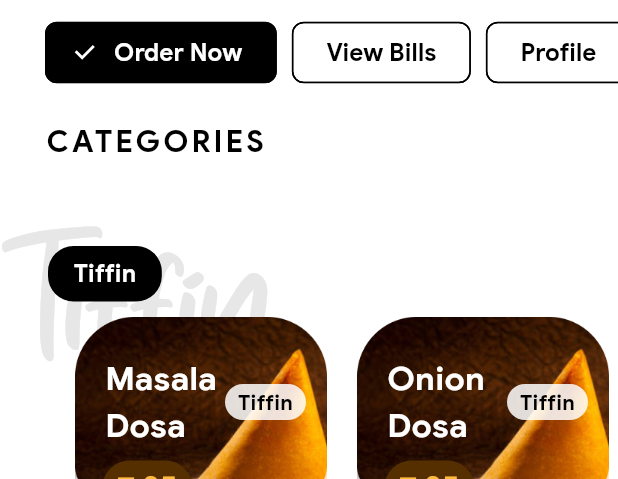
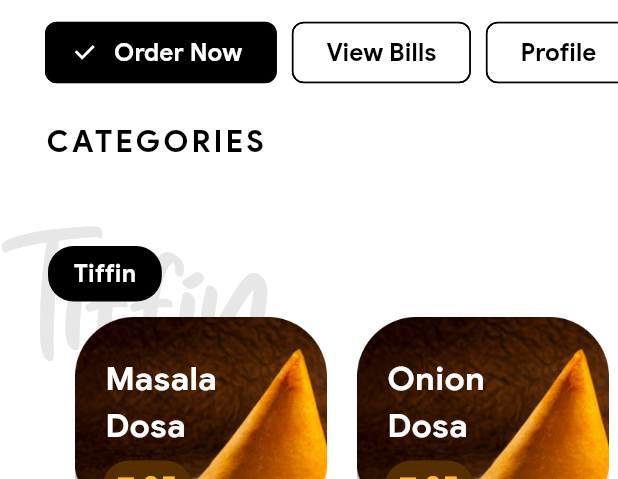
Before and after one commit to TheR3dWizard/paperless-canteen, a Flutter app: the screen it shows after launch, after a tap on "ADD", on a phone screen of 412 x 824 dp, the part 84-563 px from its top. Run offline on Flutter 3.47's test engine with Material 3 defaults, Android fonts, the phone set to English and light mode, and no system bars; our stand-ins replace flutter_secure_storage, google_sign_in, qr_flutter, slide_to_act; missing offline and left inert: mobile_scanner, panorama.

Commit message:
added HapticFeedback

```diff
--- a/lib/screens/Home/components/ItemCard.dart
+++ b/lib/screens/Home/components/ItemCard.dart
@@ -2,7 +2,7 @@ import 'package:flutter/material.dart';
 import 'package:paperless_canteen/constants/items.dart';
 import 'package:paperless_canteen/providers/foodItem.dart';
 import 'package:provider/provider.dart';
-
+import 'package:flutter/services.dart';
 import '../../../models/models.dart';
 
 class ItemCard extends StatefulWidget {
@@ -63,6 +63,7 @@ class _ItemCardState extends State<ItemCard> {
                               "assets/images/counterRemoveImage.png")),
                     ),
                     onTap: () {
+                      HapticFeedback.mediumImpact();
                       setState(() {
                         if (widget.itemCounter > 0)
                           foodItemsData.decrementItemCounter(widget.id);
@@ -78,6 +79,7 @@ class _ItemCardState extends State<ItemCard> {
                               AssetImage("assets/images/counterAddImage.png")),
                     ),
                     onTap: () {
+                      HapticFeedback.mediumImpact();
                       setState(() {
                         foodItemsData.incrementItemCounter(widget.id);
                       });
@@ -97,7 +99,7 @@ class _ItemCardState extends State<ItemCard> {
                       child: Row(
                         children: [
                           Container(
-                            width: 80,
+                            width: 120,
                             child: Text(
                               widget.name,
                               style: TextStyle(
@@ -105,21 +107,6 @@ class _ItemCardState extends State<ItemCard> {
                                   fontSize: 22,
                                   fontWeight: FontWeight.w700),
                             ),
-                          ),
-                          Container(
-                            width: 54,
-                            height: 24,
-                            alignment: Alignment.center,
-                            child: Text(
-                              widget.category,
-                              style: TextStyle(
-                                  color: Colors.black,
-                                  fontSize: 14,
-                                  fontWeight: FontWeight.w700),
-                            ),
-                            decoration: BoxDecoration(
-                                borderRadius: BorderRadius.circular(33),
-                                color: Colors.white.withOpacity(0.85)),
                           ),
                         ],
                       ),
@@ -152,6 +139,7 @@ class _ItemCardState extends State<ItemCard> {
                     ? GestureDetector(
                         child: AddButton(),
                         onTap: () {
+                          HapticFeedback.mediumImpact();
                           setState(() {
                             foodItemsData.incrementItemCounter(widget.id);
                           });
```
